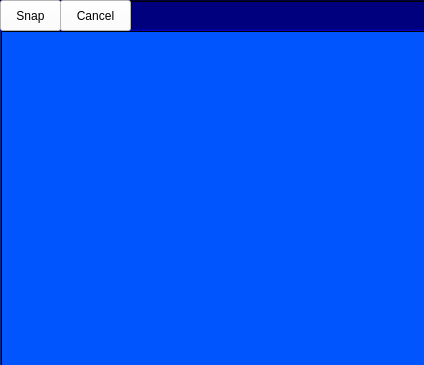
Above: src/qt/forms/snapwidget.ui from FeatherCoin/Feathercoin before the change. Below: the same form after it.
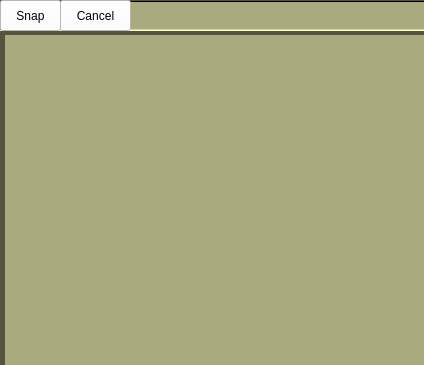
That is the form after the change.

The edit to the form file:
```diff
--- a/src/qt/forms/snapwidget.ui
+++ b/src/qt/forms/snapwidget.ui
@@ -37,17 +37,17 @@
       <colorrole role="WindowText">
        <brush brushstyle="SolidPattern">
         <color alpha="255">
-         <red>255</red>
-         <green>255</green>
-         <blue>255</blue>
+         <red>0</red>
+         <green>0</green>
+         <blue>0</blue>
         </color>
        </brush>
       </colorrole>
       <colorrole role="Button">
        <brush brushstyle="SolidPattern">
         <color alpha="255">
-         <red>0</red>
-         <green>0</green>
+         <red>170</red>
+         <green>170</green>
          <blue>127</blue>
         </color>
        </brush>
@@ -55,8 +55,8 @@
       <colorrole role="Light">
        <brush brushstyle="SolidPattern">
         <color alpha="255">
-         <red>0</red>
-         <green>0</green>
+         <red>255</red>
+         <green>255</green>
          <blue>191</blue>
         </color>
        </brush>
@@ -64,8 +64,8 @@
       <colorrole role="Midlight">
        <brush brushstyle="SolidPattern">
         <color alpha="255">
-         <red>0</red>
-         <green>0</green>
+         <red>212</red>
+         <green>212</green>
          <blue>159</blue>
         </color>
        </brush>
@@ -73,8 +73,8 @@
       <colorrole role="Dark">
        <brush brushstyle="SolidPattern">
         <color alpha="255">
-         <red>0</red>
-         <green>0</green>
+         <red>85</red>
+         <green>85</green>
          <blue>63</blue>
         </color>
        </brush>
@@ -82,8 +82,8 @@
       <colorrole role="Mid">
        <brush brushstyle="SolidPattern">
         <color alpha="255">
-         <red>0</red>
-         <green>0</green>
+         <red>113</red>
+         <green>113</green>
          <blue>84</blue>
         </color>
        </brush>
@@ -91,9 +91,9 @@
       <colorrole role="Text">
        <brush brushstyle="SolidPattern">
         <color alpha="255">
-         <red>255</red>
-         <green>255</green>
-         <blue>255</blue>
+         <red>0</red>
+         <green>0</green>
+         <blue>0</blue>
         </color>
        </brush>
       </colorrole>
@@ -109,26 +109,26 @@
       <colorrole role="ButtonText">
        <brush brushstyle="SolidPattern">
         <color alpha="255">
-         <red>255</red>
-         <green>255</green>
-         <blue>255</blue>
+         <red>0</red>
+         <green>0</green>
+         <blue>0</blue>
         </color>
        </brush>
       </colorrole>
       <colorrole role="Base">
        <brush brushstyle="SolidPattern">
         <color alpha="255">
-         <red>0</red>
-         <green>0</green>
-         <blue>0</blue>
+         <red>255</red>
+         <green>255</green>
+         <blue>255</blue>
         </color>
        </brush>
       </colorrole>
       <colorrole role="Window">
        <brush brushstyle="SolidPattern">
         <color alpha="255">
-         <red>0</red>
-         <green>0</green>
+         <red>170</red>
+         <green>170</green>
          <blue>127</blue>
         </color>
        </brush>
@@ -145,9 +145,9 @@
       <colorrole role="AlternateBase">
        <brush brushstyle="SolidPattern">
         <color alpha="255">
-         <red>0</red>
-         <green>0</green>
-         <blue>63</blue>
+         <red>212</red>
+         <green>212</green>
+         <blue>191</blue>
         </color>
        </brush>
       </colorrole>
@@ -174,17 +174,17 @@
       <colorrole role="WindowText">
        <brush brushstyle="SolidPattern">
         <color alpha="255">
-         <red>255</red>
-         <green>255</green>
-         <blue>255</blue>
+         <red>0</red>
+         <green>0</green>
+         <blue>0</blue>
         </color>
        </brush>
       </colorrole>
       <colorrole role="Button">
        <brush brushstyle="SolidPattern">
         <color alpha="255">
-         <red>0</red>
-         <green>0</green>
+         <red>170</red>
+         <green>170</green>
          <blue>127</blue>
         </color>
        </brush>
@@ -192,8 +192,8 @@
       <colorrole role="Light">
        <brush brushstyle="SolidPattern">
         <color alpha="255">
-         <red>0</red>
-         <green>0</green>
+         <red>255</red>
+         <green>255</green>
          <blue>191</blue>
         </color>
        </brush>
@@ -201,8 +201,8 @@
       <colorrole role="Midlight">
        <brush brushstyle="SolidPattern">
         <color alpha="255">
-         <red>0</red>
-         <green>0</green>
+         <red>212</red>
+         <green>212</green>
          <blue>159</blue>
         </color>
        </brush>
@@ -210,8 +210,8 @@
       <colorrole role="Dark">
        <brush brushstyle="SolidPattern">
         <color alpha="255">
-         <red>0</red>
-         <green>0</green>
+         <red>85</red>
+         <green>85</green>
          <blue>63</blue>
         </color>
        </brush>
@@ -219,8 +219,8 @@
       <colorrole role="Mid">
        <brush brushstyle="SolidPattern">
         <color alpha="255">
-         <red>0</red>
-         <green>0</green>
+         <red>113</red>
+         <green>113</green>
          <blue>84</blue>
         </color>
        </brush>
@@ -228,9 +228,9 @@
       <colorrole role="Text">
        <brush brushstyle="SolidPattern">
         <color alpha="255">
-         <red>255</red>
-         <green>255</green>
-         <blue>255</blue>
+         <red>0</red>
+         <green>0</green>
+         <blue>0</blue>
         </color>
        </brush>
       </colorrole>
@@ -246,26 +246,26 @@
       <colorrole role="ButtonText">
        <brush brushstyle="SolidPattern">
         <color alpha="255">
-         <red>255</red>
-         <green>255</green>
-         <blue>255</blue>
+         <red>0</red>
+         <green>0</green>
+         <blue>0</blue>
         </color>
        </brush>
       </colorrole>
       <colorrole role="Base">
        <brush brushstyle="SolidPattern">
         <color alpha="255">
-         <red>0</red>
-         <green>0</green>
-         <blue>0</blue>
+         <red>255</red>
+         <green>255</green>
+         <blue>255</blue>
         </color>
        </brush>
       </colorrole>
       <colorrole role="Window">
        <brush brushstyle="SolidPattern">
         <color alpha="255">
-         <red>0</red>
-         <green>0</green>
+         <red>170</red>
+         <green>170</green>
          <blue>127</blue>
         </color>
        </brush>
@@ -282,9 +282,9 @@
       <colorrole role="AlternateBase">
        <brush brushstyle="SolidPattern">
         <color alpha="255">
-         <red>0</red>
-         <green>0</green>
-         <blue>63</blue>
+         <red>212</red>
+         <green>212</green>
+         <blue>191</blue>
         </color>
        </brush>
       </colorrole>
@@ -311,8 +311,8 @@
       <colorrole role="WindowText">
        <brush brushstyle="SolidPattern">
         <color alpha="255">
-         <red>0</red>
-         <green>0</green>
+         <red>85</red>
+         <green>85</green>
          <blue>63</blue>
         </color>
        </brush>
@@ -320,8 +320,8 @@
       <colorrole role="Button">
        <brush brushstyle="SolidPattern">
         <color alpha="255">
-         <red>0</red>
-         <green>0</green>
+         <red>170</red>
+         <green>170</green>
          <blue>127</blue>
         </color>
        </brush>
@@ -329,8 +329,8 @@
       <colorrole role="Light">
        <brush brushstyle="SolidPattern">
         <color alpha="255">
-         <red>0</red>
-         <green>0</green>
+         <red>255</red>
+         <green>255</green>
          <blue>191</blue>
         </color>
        </brush>
@@ -338,8 +338,8 @@
       <colorrole role="Midlight">
        <brush brushstyle="SolidPattern">
         <color alpha="255">
-         <red>0</red>
-         <green>0</green>
+         <red>212</red>
+         <green>212</green>
          <blue>159</blue>
         </color>
        </brush>
@@ -347,8 +347,8 @@
       <colorrole role="Dark">
        <brush brushstyle="SolidPattern">
         <color alpha="255">
-         <red>0</red>
-         <green>0</green>
+         <red>85</red>
+         <green>85</green>
          <blue>63</blue>
         </color>
        </brush>
@@ -356,8 +356,8 @@
       <colorrole role="Mid">
        <brush brushstyle="SolidPattern">
         <color alpha="255">
-         <red>0</red>
-         <green>0</green>
+         <red>113</red>
+         <green>113</green>
          <blue>84</blue>
         </color>
        </brush>
@@ -365,8 +365,8 @@
       <colorrole role="Text">
        <brush brushstyle="SolidPattern">
         <color alpha="255">
-         <red>0</red>
-         <green>0</green>
+         <red>85</red>
+         <green>85</green>
          <blue>63</blue>
         </color>
        </brush>
@@ -383,8 +383,8 @@
       <colorrole role="ButtonText">
        <brush brushstyle="SolidPattern">
         <color alpha="255">
-         <red>0</red>
-         <green>0</green>
+         <red>85</red>
+         <green>85</green>
          <blue>63</blue>
         </color>
        </brush>
@@ -392,8 +392,8 @@
       <colorrole role="Base">
        <brush brushstyle="SolidPattern">
         <color alpha="255">
-         <red>0</red>
-         <green>0</green>
+         <red>170</red>
+         <green>170</green>
          <blue>127</blue>
         </color>
        </brush>
@@ -401,8 +401,8 @@
       <colorrole role="Window">
        <brush brushstyle="SolidPattern">
         <color alpha="255">
-         <red>0</red>
-         <green>0</green>
+         <red>170</red>
+         <green>170</green>
          <blue>127</blue>
         </color>
        </brush>
@@ -419,8 +419,8 @@
       <colorrole role="AlternateBase">
        <brush brushstyle="SolidPattern">
         <color alpha="255">
-         <red>0</red>
-         <green>0</green>
+         <red>170</red>
+         <green>170</green>
          <blue>127</blue>
         </color>
        </brush>
@@ -1345,45 +1345,45 @@
       <colorrole role="Button">
        <brush brushstyle="SolidPattern">
         <color alpha="255">
-         <red>0</red>
-         <green>85</green>
-         <blue>255</blue>
+         <red>170</red>
+         <green>170</green>
+         <blue>127</blue>
         </color>
        </brush>
       </colorrole>
       <colorrole role="Light">
        <brush brushstyle="SolidPattern">
         <color alpha="255">
-         <red>127</red>
-         <green>170</green>
-         <blue>255</blue>
+         <red>255</red>
+         <green>255</green>
+         <blue>191</blue>
         </color>
        </brush>
       </colorrole>
       <colorrole role="Midlight">
        <brush brushstyle="SolidPattern">
         <color alpha="255">
-         <red>63</red>
-         <green>127</green>
-         <blue>255</blue>
+         <red>212</red>
+         <green>212</green>
+         <blue>159</blue>
         </color>
        </brush>
       </colorrole>
       <colorrole role="Dark">
        <brush brushstyle="SolidPattern">
         <color alpha="255">
-         <red>0</red>
-         <green>42</green>
-         <blue>127</blue>
+         <red>85</red>
+         <green>85</green>
+         <blue>63</blue>
         </color>
        </brush>
       </colorrole>
       <colorrole role="Mid">
        <brush brushstyle="SolidPattern">
         <color alpha="255">
-         <red>0</red>
-         <green>56</green>
-         <blue>170</blue>
+         <red>113</red>
+         <green>113</green>
+         <blue>84</blue>
         </color>
        </brush>
       </colorrole>
@@ -1426,9 +1426,9 @@
       <colorrole role="Window">
        <brush brushstyle="SolidPattern">
         <color alpha="255">
-         <red>0</red>
-         <green>85</green>
-         <blue>255</blue>
+         <red>170</red>
+         <green>170</green>
+         <blue>127</blue>
         </color>
        </brush>
       </colorrole>
@@ -1444,9 +1444,9 @@
       <colorrole role="AlternateBase">
        <brush brushstyle="SolidPattern">
         <color alpha="255">
-         <red>127</red>
-         <green>170</green>
-         <blue>255</blue>
+         <red>212</red>
+         <green>212</green>
+         <blue>191</blue>
         </color>
        </brush>
       </colorrole>
@@ -1482,45 +1482,45 @@
       <colorrole role="Button">
        <brush brushstyle="SolidPattern">
         <color alpha="255">
-         <red>0</red>
-         <green>85</green>
-         <blue>255</blue>
+         <red>170</red>
+         <green>170</green>
+         <blue>127</blue>
         </color>
        </brush>
       </colorrole>
       <colorrole role="Light">
        <brush brushstyle="SolidPattern">
         <color alpha="255">
-         <red>127</red>
-         <green>170</green>
-         <blue>255</blue>
+         <red>255</red>
+         <green>255</green>
+         <blue>191</blue>
         </color>
        </brush>
       </colorrole>
       <colorrole role="Midlight">
        <brush brushstyle="SolidPattern">
         <color alpha="255">
-         <red>63</red>
-         <green>127</green>
-         <blue>255</blue>
+         <red>212</red>
+         <green>212</green>
+         <blue>159</blue>
         </color>
        </brush>
       </colorrole>
       <colorrole role="Dark">
        <brush brushstyle="SolidPattern">
         <color alpha="255">
-         <red>0</red>
-         <green>42</green>
-         <blue>127</blue>
+         <red>85</red>
+         <green>85</green>
+         <blue>63</blue>
         </color>
        </brush>
       </colorrole>
       <colorrole role="Mid">
        <brush brushstyle="SolidPattern">
         <color alpha="255">
-         <red>0</red>
-         <green>56</green>
-         <blue>170</blue>
+         <red>113</red>
+         <green>113</green>
+         <blue>84</blue>
         </color>
        </brush>
       </colorrole>
@@ -1563,9 +1563,9 @@
       <colorrole role="Window">
        <brush brushstyle="SolidPattern">
         <color alpha="255">
-         <red>0</red>
-         <green>85</green>
-         <blue>255</blue>
+         <red>170</red>
+         <green>170</green>
+         <blue>127</blue>
         </color>
        </brush>
       </colorrole>
@@ -1581,9 +1581,9 @@
       <colorrole role="AlternateBase">
        <brush brushstyle="SolidPattern">
         <color alpha="255">
-         <red>127</red>
-         <green>170</green>
-         <blue>255</blue>
+         <red>212</red>
+         <green>212</green>
+         <blue>191</blue>
         </color>
        </brush>
       </colorrole>
@@ -1610,63 +1610,63 @@
       <colorrole role="WindowText">
        <brush brushstyle="SolidPattern">
         <color alpha="255">
-         <red>0</red>
-         <green>42</green>
-         <blue>127</blue>
+         <red>85</red>
+         <green>85</green>
+         <blue>63</blue>
         </color>
        </brush>
       </colorrole>
       <colorrole role="Button">
        <brush brushstyle="SolidPattern">
         <color alpha="255">
-         <red>0</red>
-         <green>85</green>
-         <blue>255</blue>
+         <red>170</red>
+         <green>170</green>
+         <blue>127</blue>
         </color>
        </brush>
       </colorrole>
       <colorrole role="Light">
        <brush brushstyle="SolidPattern">
         <color alpha="255">
-         <red>127</red>
-         <green>170</green>
-         <blue>255</blue>
+         <red>255</red>
+         <green>255</green>
+         <blue>191</blue>
         </color>
        </brush>
       </colorrole>
       <colorrole role="Midlight">
        <brush brushstyle="SolidPattern">
         <color alpha="255">
-         <red>63</red>
-         <green>127</green>
-         <blue>255</blue>
+         <red>212</red>
+         <green>212</green>
+         <blue>159</blue>
         </color>
        </brush>
       </colorrole>
       <colorrole role="Dark">
        <brush brushstyle="SolidPattern">
         <color alpha="255">
-         <red>0</red>
-         <green>42</green>
-         <blue>127</blue>
+         <red>85</red>
+         <green>85</green>
+         <blue>63</blue>
         </color>
        </brush>
       </colorrole>
       <colorrole role="Mid">
        <brush brushstyle="SolidPattern">
         <color alpha="255">
-         <red>0</red>
-         <green>56</green>
-         <blue>170</blue>
+         <red>113</red>
+         <green>113</green>
+         <blue>84</blue>
         </color>
        </brush>
       </colorrole>
       <colorrole role="Text">
        <brush brushstyle="SolidPattern">
         <color alpha="255">
-         <red>0</red>
-         <green>42</green>
-         <blue>127</blue>
+         <red>85</red>
+         <green>85</green>
+         <blue>63</blue>
         </color>
        </brush>
       </colorrole>
@@ -1682,27 +1682,27 @@
       <colorrole role="ButtonText">
        <brush brushstyle="SolidPattern">
         <color alpha="255">
-         <red>0</red>
-         <green>42</green>
-         <blue>127</blue>
+         <red>85</red>
+         <green>85</green>
+         <blue>63</blue>
         </color>
        </brush>
       </colorrole>
       <colorrole role="Base">
        <brush brushstyle="SolidPattern">
         <color alpha="255">
-         <red>0</red>
-         <green>85</green>
-         <blue>255</blue>
+         <red>170</red>
+         <green>170</green>
+         <blue>127</blue>
         </color>
        </brush>
       </colorrole>
       <colorrole role="Window">
        <brush brushstyle="SolidPattern">
         <color alpha="255">
-         <red>0</red>
-         <green>85</green>
-         <blue>255</blue>
+         <red>170</red>
+         <green>170</green>
+         <blue>127</blue>
         </color>
        </brush>
       </colorrole>
@@ -1718,9 +1718,9 @@
       <colorrole role="AlternateBase">
        <brush brushstyle="SolidPattern">
         <color alpha="255">
-         <red>0</red>
-         <green>85</green>
-         <blue>255</blue>
+         <red>170</red>
+         <green>170</green>
+         <blue>127</blue>
         </color>
        </brush>
       </colorrole>
@@ -1749,11 +1749,14 @@
     <bool>true</bool>
    </property>
    <property name="frameShape">
-    <enum>QFrame::WinPanel</enum>
+    <enum>QFrame::Panel</enum>
    </property>
    <property name="frameShadow">
     <enum>QFrame::Sunken</enum>
    </property>
+   <property name="lineWidth">
+    <number>5</number>
+   </property>
   </widget>
   <zorder>frame_2</zorder>
   <zorder>frame</zorder>
```
